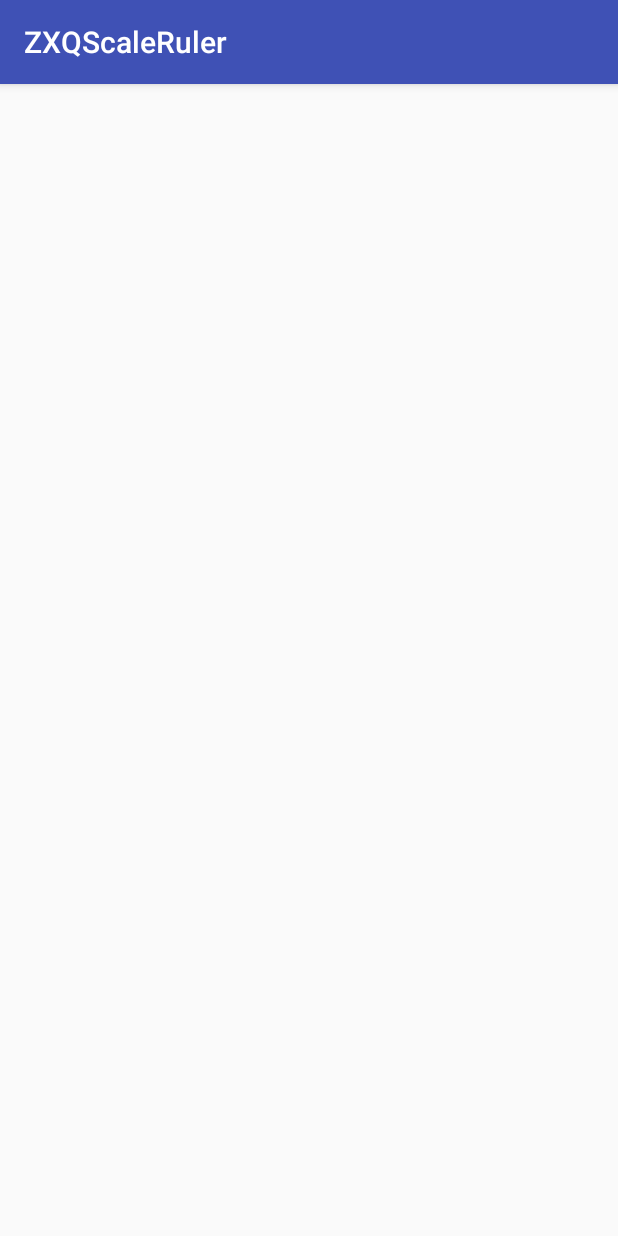
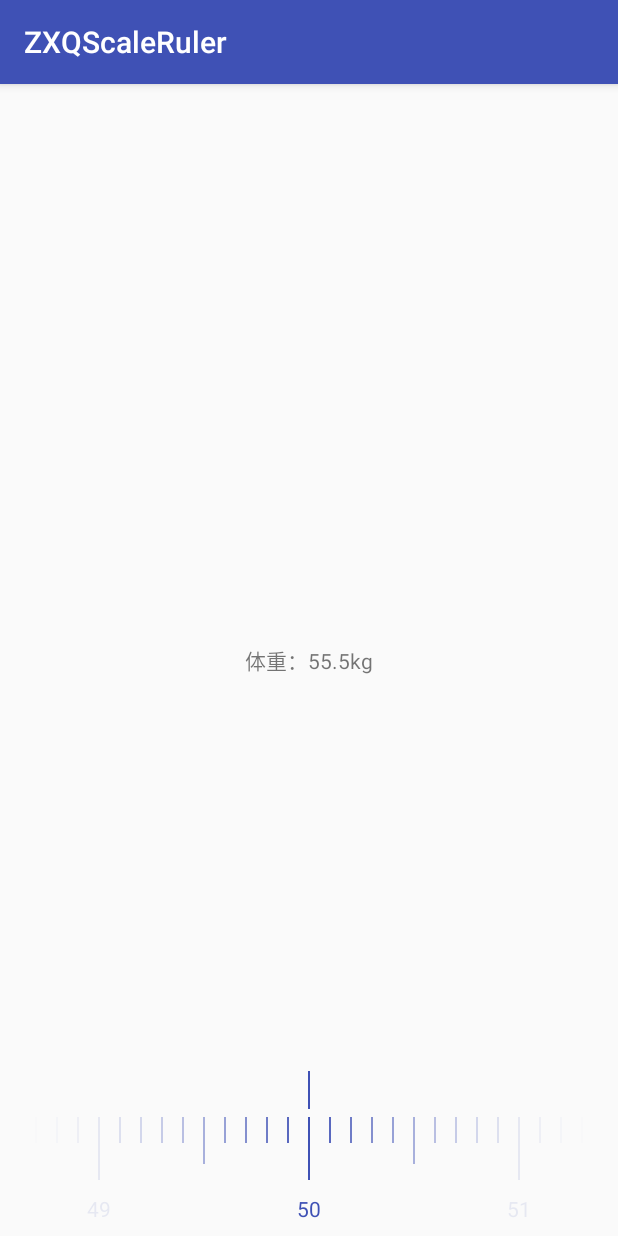
Before and after one commit to qq516633632/ZXQScaleRuler, an Android app: the HScaleRulerActivity screen opened directly, with no data from a screen before it, on a phone screen of 412 x 824 dp. Run offline under Robolectric (Android 15) with nearby library versions, the phone set to English and light mode, and no system bars.

Commit message:
增加水平自定义属性

```diff
--- a/app/src/main/java/com/zxq/zxqscaleruler/HScaleRulerActivity.java
+++ b/app/src/main/java/com/zxq/zxqscaleruler/HScaleRulerActivity.java
@@ -2,12 +2,26 @@ package com.zxq.zxqscaleruler;
 
 import android.support.v7.app.AppCompatActivity;
 import android.os.Bundle;
+import android.widget.TextView;
+
+import com.zxq.scalruerview.HorizontalScaleRulerView;
 
 public class HScaleRulerActivity extends AppCompatActivity {
+    private HorizontalScaleRulerView app_ver_view;
+    private TextView lab_text_view;
+
 
     @Override
     protected void onCreate(Bundle savedInstanceState) {
         super.onCreate(savedInstanceState);
         setContentView(R.layout.activity_hscale_ruler);
+        app_ver_view=findViewById(R.id.app_ver_view);
+        lab_text_view=findViewById(R.id.lab_text_view);
+        app_ver_view.setValueChangeListener(new HorizontalScaleRulerView.OnValueChangeListener() {
+            @Override
+            public void onValueChange(float value) {
+                lab_text_view.setText("体重："+value+"kg");
+            }
+        });
     }
 }
--- a/app/src/main/res/layout/activity_hscale_ruler.xml
+++ b/app/src/main/res/layout/activity_hscale_ruler.xml
@@ -1,16 +1,47 @@
 <?xml version="1.0" encoding="utf-8"?>
 <RelativeLayout
     xmlns:android="http://schemas.android.com/apk/res/android"
+    xmlns:zxq="http://schemas.android.com/apk/res-auto"
     android:layout_width="match_parent"
     android:layout_height="match_parent"
     >
-    <com.zxq.scalruerview.HorizontalScaleRulerView
-        android:id="@+id/app_ver_view"
+    <TextView
+        android:id="@+id/lab_text_view"
+        android:layout_width="wrap_content"
+        android:layout_height="wrap_content"
+        android:textSize="14sp"
+        android:text="体重：55.5kg"
+        android:layout_centerInParent="true"
+        />
+    <LinearLayout
         android:layout_width="match_parent"
-        android:layout_height="match_parent"
-        android:layout_alignParentRight="true"
-        android:layout_marginRight="25dp"
-        />
+        android:layout_height="wrap_content"
+        android:orientation="vertical"
+        android:layout_alignParentBottom="true"
+        >
+        <View
+            android:layout_width="1dp"
+            android:layout_height="25dp"
+            android:layout_gravity="center_horizontal"
+            android:background="@color/colorPrimary"
+            ></View>
+        <com.zxq.scalruerview.HorizontalScaleRulerView
+            android:id="@+id/app_ver_view"
+            android:layout_width="match_parent"
+            android:layout_height="wrap_content"
+            android:layout_marginTop="5dp"
+            android:layout_marginBottom="10dp"
+            zxq:defaultvalue="50"
+            zxq:maxvalue="100"
+            zxq:minvalue="30"
+            zxq:textcolor="@color/colorPrimary"
+            zxq:lincolor="@color/colorPrimary"
+            zxq:perspanvalue="5"
+            zxq:textsize="14sp"
+            zxq:linheight="1dp"
+            />
+    </LinearLayout>
+
 
 
 
--- a/scalruerview/src/main/java/com/zxq/scalruerview/HorizontalScaleRulerView.java
+++ b/scalruerview/src/main/java/com/zxq/scalruerview/HorizontalScaleRulerView.java
@@ -1,6 +1,7 @@
 package com.zxq.scalruerview;
 
 import android.content.Context;
+import android.content.res.TypedArray;
 import android.graphics.Canvas;
 import android.graphics.Paint;
 import android.util.AttributeSet;
@@ -45,6 +46,9 @@ public class HorizontalScaleRulerView extends View {
     private float mOffset; // 默认尺起始点在屏幕中心, offset是指尺起始点的偏移值
     private int mLastX, mMove;
     private OnValueChangeListener mListener;
+    private int textColor=0X80222222;
+    private int linColor=0X80222222;
+    private float textSize;
 
 
     public HorizontalScaleRulerView(Context context) {
@@ -58,28 +62,80 @@ public class HorizontalScaleRulerView extends View {
 
     public HorizontalScaleRulerView(Context context, AttributeSet attrs, int defStyleAttr) {
         super(context, attrs, defStyleAttr);
-        init(context);
+        init(context,attrs);
     }
 
-    protected void init(Context context) {
+    private void attresCorrection(){
+        if(mItemSpacing==-1){
+            mItemSpacing = DrawUtil.dip2px(14);
+        }
+        if(mLineWidth==-1){
+            mLineWidth = DrawUtil.dip2px(1);
+        }
+        if(mMaxLineHeight==-1){
+            mMaxLineHeight = DrawUtil.dip2px(42);
+        }
+        if(mMiddleLineHeight==-1){
+            mMiddleLineHeight = DrawUtil.dip2px(31);
+        }
+        if(mMinLineHeight==-1){
+            mMinLineHeight = DrawUtil.dip2px(17);
+        }
+        if(mTextMarginTop==-1){
+            mTextMarginTop = DrawUtil.dip2px(11);
+        }
+        if(textSize==-1){
+            textSize=DrawUtil.sp2px(16);
+        }
+    }
+    protected void init(Context context,AttributeSet attrs) {
         DrawUtil.resetDensity(context.getApplicationContext());
         mScroller = new Scroller(context);
         mMinVelocity = ViewConfiguration.get(getContext()).getScaledMinimumFlingVelocity();
+        if(attrs!=null){
+            //获取自定义属性
+            TypedArray a = context.obtainStyledAttributes(attrs, R.styleable.VertcalSralRulerView);
+            mItemSpacing=  a.getDimensionPixelSize(R.styleable.VertcalSralRulerView_itemspacing,-1);
+            mLineWidth= a.getDimensionPixelSize(R.styleable.VertcalSralRulerView_linheight,-1);
+            mMaxLineHeight=a.getDimensionPixelSize(R.styleable.VertcalSralRulerView_maxlinlenght,-1);
+            mMiddleLineHeight=a.getDimensionPixelSize(R.styleable.VertcalSralRulerView_middlinlenght,-1);
+            mMinLineHeight=a.getDimensionPixelSize(R.styleable.VertcalSralRulerView_minlinlenght,-1);
+            mTextMarginTop=a.getDimensionPixelSize(R.styleable.VertcalSralRulerView_textmarglin,-1);
+            textSize=a.getDimensionPixelSize(R.styleable.VertcalSralRulerView_textsize,-1);
+            linColor=a.getColor(R.styleable.VertcalSralRulerView_lincolor,0X80222222);
+            textColor=a.getColor(R.styleable.VertcalSralRulerView_textcolor,0X80222222);
+            mMaxValue=a.getFloat(R.styleable.VertcalSralRulerView_maxvalue,100);
+            mMinValue=a.getFloat(R.styleable.VertcalSralRulerView_minvalue,0);
+            mValue=a.getFloat(R.styleable.VertcalSralRulerView_defaultvalue,1);
+            //最后记得将TypedArray对象回收
+            a.recycle();
+            //进行参数修正
+            attresCorrection();
+        }else {
             mItemSpacing = DrawUtil.dip2px(14);
             mLineWidth = DrawUtil.dip2px(1);
             mMaxLineHeight = DrawUtil.dip2px(42);
             mMiddleLineHeight = DrawUtil.dip2px(31);
             mMinLineHeight = DrawUtil.dip2px(17);
             mTextMarginTop = DrawUtil.dip2px(11);
+            textSize=DrawUtil.sp2px(16);
+        }
+
+
 
         mTextPaint = new Paint(Paint.ANTI_ALIAS_FLAG);
-        mTextPaint.setTextSize(DrawUtil.sp2px(16));
-        mTextPaint.setColor(0X80222222);
+        mTextPaint.setTextSize(textSize);
+        mTextPaint.setColor(textColor);
         mTextHeight = TextUtil.getFontHeight(mTextPaint);
 
         mLinePaint = new Paint(Paint.ANTI_ALIAS_FLAG);
         mLinePaint.setStrokeWidth(mLineWidth);
-        mLinePaint.setColor(0X80222222);
+        mLinePaint.setColor(linColor);
+        //初始化部分参数
+        //默认初始化部分参数操作
+        mTotalLine = (int) (mMaxValue * 10 - mMinValue * 10) / mPerSpanValue + 1;
+        mOffset = (mMinValue - mValue) / mPerSpanValue * mItemSpacing * 10;
+        mMaxOffset = -(mTotalLine - 1) * mItemSpacing;
     }
 
     public void setParam(int itemSpacing, int maxLineHeight, int middleLineHeight, int minLineHeight, int textMarginTop, int textSize) {
@@ -111,6 +167,34 @@ public class HorizontalScaleRulerView extends View {
      */
     public void setValueChangeListener(OnValueChangeListener listener) {
         mListener = listener;
+    }
+
+    @Override
+    protected void onMeasure(int widthMeasureSpec, int heightMeasureSpec) {
+        //测量试图大小
+        int widthMode = MeasureSpec.getMode(widthMeasureSpec);
+        int widthSize = MeasureSpec.getSize(widthMeasureSpec);
+
+        //根据模式进行大小设置
+        switch (widthMode) {
+            case MeasureSpec.UNSPECIFIED: //如果没有指定大小，就设置为默认大小
+                mWidth = getWidth();
+                break;
+
+            case MeasureSpec.AT_MOST: //如果测量模式是最大取值为size
+                //我们将大小取最大值,你也可以取其他值
+                mWidth = widthSize;
+                break;
+
+            case MeasureSpec.EXACTLY: //如果是固定的大小，那就不要去改变它
+                mWidth = widthSize;
+                break;
+
+        }
+        //通过计算得到控件实际宽度
+        mHeight= (int) (mMaxLineHeight+mTextMarginTop+mTextHeight);
+        //设置控件大小
+        setMeasuredDimension(mWidth, mHeight);
     }
 
     @Override
```
Lines whose indentation alone changed are shown as unchanged.
